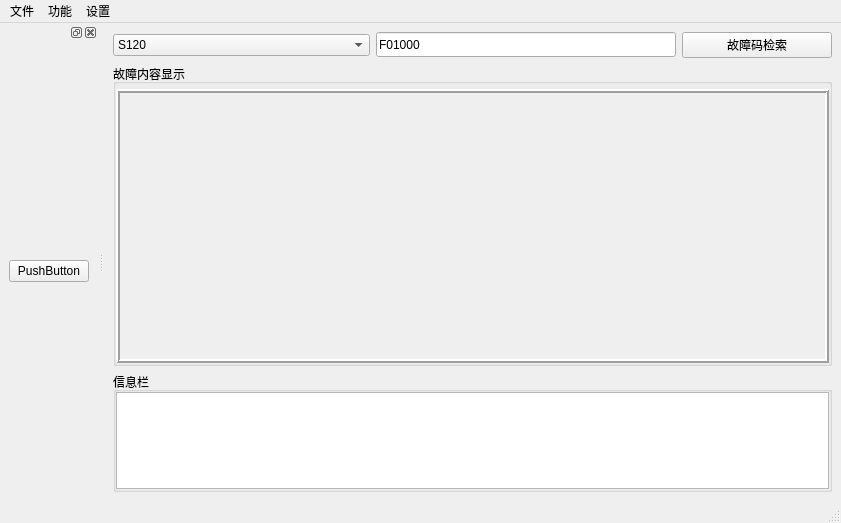
The window that Ui_PDF.ui (AngelButterfally/PDF) describes before a commit, drawn with Qt 5.
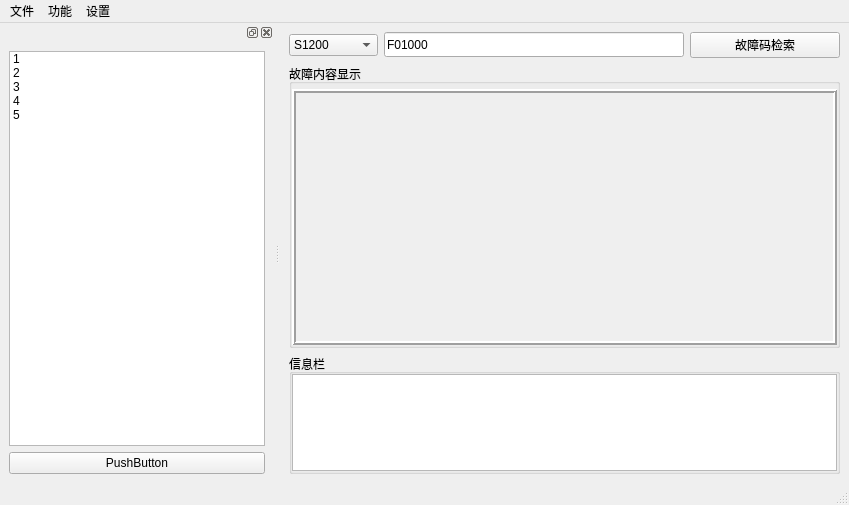
The same window after the commit. Icons and pictures are not drawn.

Patch:
```diff
--- a/Ui_PDF.ui
+++ b/Ui_PDF.ui
@@ -6,8 +6,8 @@
    <rect>
     <x>0</x>
     <y>0</y>
-    <width>841</width>
-    <height>523</height>
+    <width>849</width>
+    <height>505</height>
    </rect>
   </property>
   <property name="windowTitle">
@@ -58,7 +58,7 @@
            <rect>
             <x>0</x>
             <y>0</y>
-            <width>689</width>
+            <width>645</width>
             <height>258</height>
            </rect>
           </property>
@@ -186,7 +186,7 @@
      <widget class="QComboBox" name="comboBox">
       <item>
        <property name="text">
-        <string>S120</string>
+        <string>S1200</string>
        </property>
       </item>
       <item>
@@ -203,8 +203,8 @@
     <rect>
      <x>0</x>
      <y>0</y>
-     <width>841</width>
-     <height>26</height>
+     <width>849</width>
+     <height>23</height>
     </rect>
    </property>
    <widget class="QMenu" name="menu">
@@ -240,13 +240,42 @@
    </attribute>
    <widget class="QWidget" name="dockWidgetContents">
     <layout class="QGridLayout" name="gridLayout_3">
-     <item row="0" column="0">
+     <item row="1" column="0">
       <widget class="QPushButton" name="pushButton_2">
        <property name="text">
         <string>PushButton</string>
        </property>
       </widget>
      </item>
+     <item row="0" column="0">
+      <widget class="QListWidget" name="listWidget">
+       <item>
+        <property name="text">
+         <string>1</string>
+        </property>
+       </item>
+       <item>
+        <property name="text">
+         <string>2</string>
+        </property>
+       </item>
+       <item>
+        <property name="text">
+         <string>3</string>
+        </property>
+       </item>
+       <item>
+        <property name="text">
+         <string>4</string>
+        </property>
+       </item>
+       <item>
+        <property name="text">
+         <string>5</string>
+        </property>
+       </item>
+      </widget>
+     </item>
     </layout>
    </widget>
   </widget>
```
Left out of the diff: 17 changed lines with no effect on the pictures.
